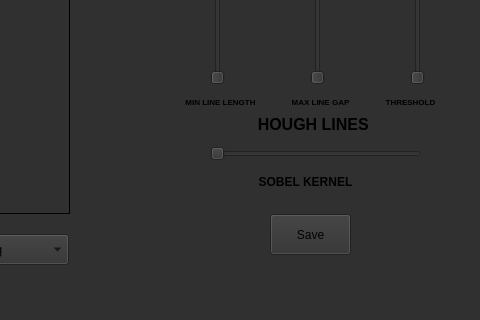
Above: tiburon_gui/ui/gate.ui from deviduttanayak-github/Team_Tiburon before the change; both pictures show x 620 to 1100 and y 463 to 783 of the 1100 by 783 pixel window. Below: the same form after it.
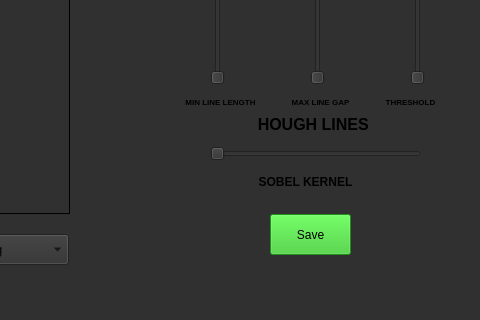
That is the form after the change.

Diff of the .ui file:
```diff
--- a/tiburon_gui/ui/gate.ui
+++ b/tiburon_gui/ui/gate.ui
@@ -80,6 +80,9 @@
       <pointsize>9</pointsize>
      </font>
     </property>
+    <property name="styleSheet">
+     <string notr="true">background-color: rgb(47, 200, 36);</string>
+    </property>
     <property name="text">
      <string>Save</string>
     </property>
```
